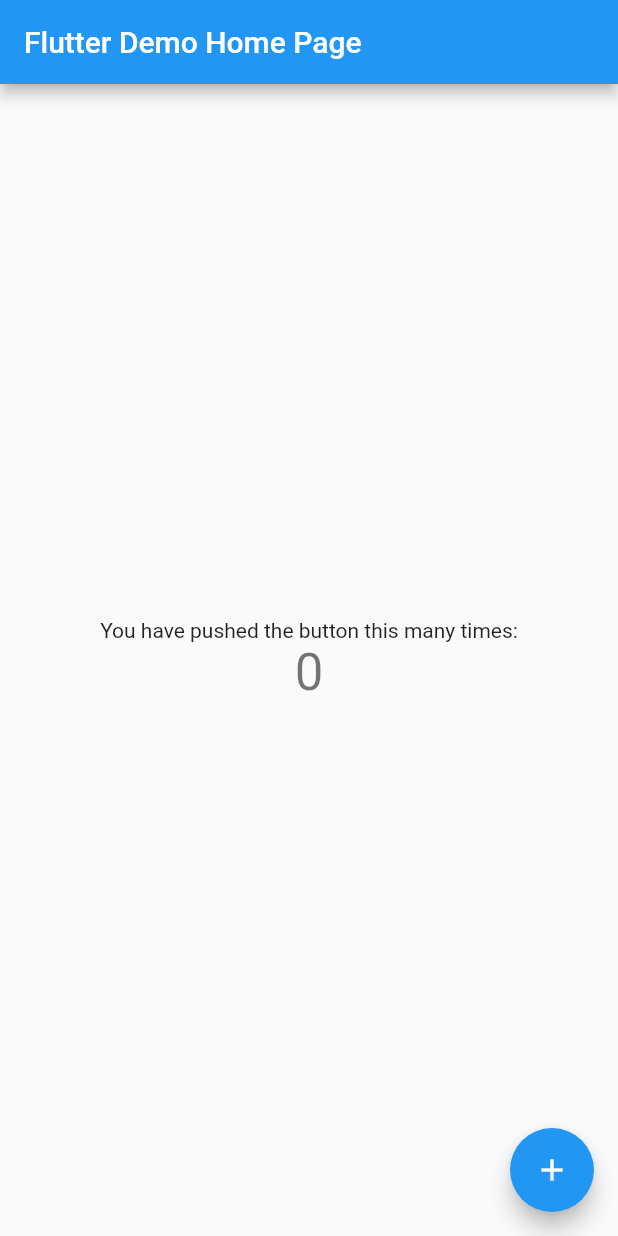
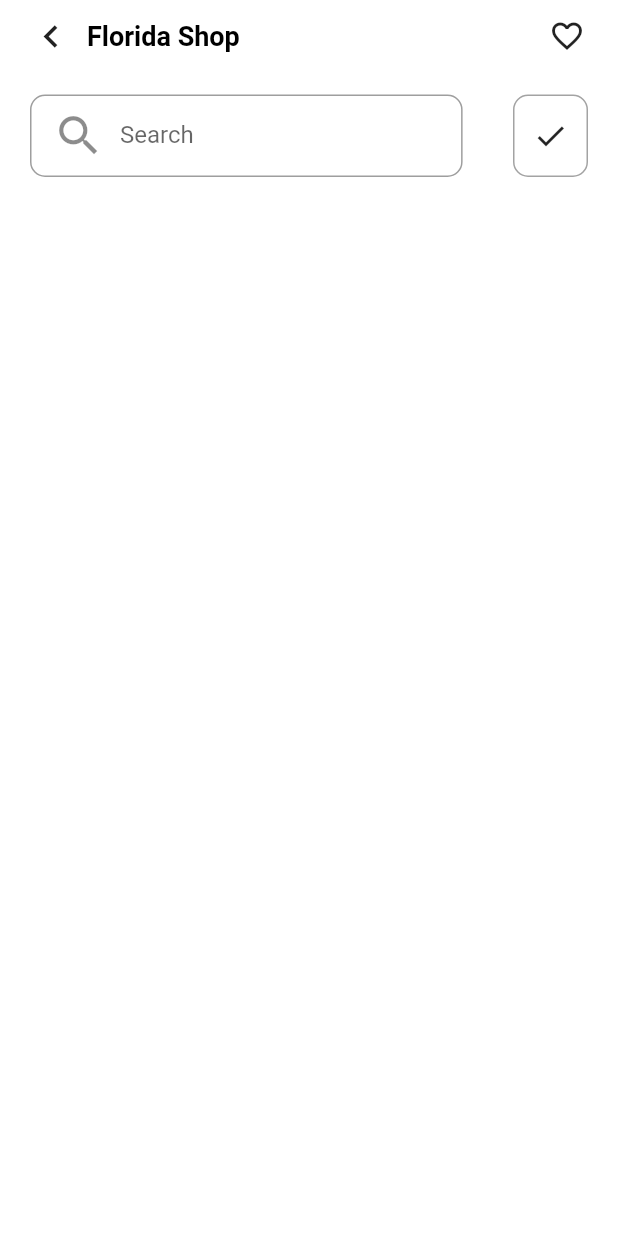
Before and after one commit to akashkamble6226/FlowerApp, a Flutter app: the screen it shows after launch, on a phone screen of 412 x 824 dp. Run offline on Flutter 3.47's test engine with Material 2 defaults, Android fonts, the phone set to English and light mode, and no system bars; our stand-ins replace hexcolor.

Commit message:
work started on homescreen

```diff
--- /dev/null
+++ b/lib/constants/color_constants.dart
@@ -0,0 +1,14 @@
+import 'package:flutter/material.dart';
+import 'package:hexcolor/hexcolor.dart';
+
+
+class Clrs{
+
+    static HexColor black = HexColor('#000000');
+    static HexColor white = HexColor('#ffffff');
+    static HexColor grey = HexColor('#A3A3A3');
+
+    static const IconData heart = IconData(0xf442);
+
+
+}
--- a/lib/main.dart
+++ b/lib/main.dart
@@ -1,3 +1,4 @@
+import 'package:flower/views/home_page.dart';
 import 'package:flutter/material.dart';
 
 void main() {
@@ -12,104 +13,12 @@ class MyApp extends StatelessWidget {
   Widget build(BuildContext context) {
     return MaterialApp(
       title: 'Flutter Demo',
+      debugShowCheckedModeBanner: false,
       theme: ThemeData(
-        // This is the theme of your application.
-        //
-        // Try running your application with "flutter run". You'll see the
-        // application has a blue toolbar. Then, without quitting the app, try
-        // changing the primarySwatch below to Colors.green and then invoke
-        // "hot reload" (press "r" in the console where you ran "flutter run",
-        // or simply save your changes to "hot reload" in a Flutter IDE).
-        // Notice that the counter didn't reset back to zero; the application
-        // is not restarted.
+
         primarySwatch: Colors.blue,
       ),
-      home: const MyHomePage(title: 'Flutter Demo Home Page'),
+      home: const HomePage(),
     );
   }
 }
-
-class MyHomePage extends StatefulWidget {
-  const MyHomePage({Key? key, required this.title}) : super(key: key);
-
-  // This widget is the home page of your application. It is stateful, meaning
-  // that it has a State object (defined below) that contains fields that affect
-  // how it looks.
-
-  // This class is the configuration for the state. It holds the values (in this
-  // case the title) provided by the parent (in this case the App widget) and
-  // used by the build method of the State. Fields in a Widget subclass are
-  // always marked "final".
-
-  final String title;
-
-  @override
-  State<MyHomePage> createState() => _MyHomePageState();
-}
-
-class _MyHomePageState extends State<MyHomePage> {
-  int _counter = 0;
-
-  void _incrementCounter() {
-    setState(() {
-      // This call to setState tells the Flutter framework that something has
-      // changed in this State, which causes it to rerun the build method below
-      // so that the display can reflect the updated values. If we changed
-      // _counter without calling setState(), then the build method would not be
-      // called again, and so nothing would appear to happen.
-      _counter++;
-    });
-  }
-
-  @override
-  Widget build(BuildContext context) {
-    // This method is rerun every time setState is called, for instance as done
-    // by the _incrementCounter method above.
-    //
-    // The Flutter framework has been optimized to make rerunning build methods
-    // fast, so that you can just rebuild anything that needs updating rather
-    // than having to individually change instances of widgets.
-    return Scaffold(
-      appBar: AppBar(
-        // Here we take the value from the MyHomePage object that was created by
-        // the App.build method, and use it to set our appbar title.
-        title: Text(widget.title),
-      ),
-      body: Center(
-        // Center is a layout widget. It takes a single child and positions it
-        // in the middle of the parent.
-        child: Column(
-          // Column is also a layout widget. It takes a list of children and
-          // arranges them vertically. By default, it sizes itself to fit its
-          // children horizontally, and tries to be as tall as its parent.
-          //
-          // Invoke "debug painting" (press "p" in the console, choose the
-          // "Toggle Debug Paint" action from the Flutter Inspector in Android
-          // Studio, or the "Toggle Debug Paint" command in Visual Studio Code)
-          // to see the wireframe for each widget.
-          //
-          // Column has various properties to control how it sizes itself and
-          // how it positions its children. Here we use mainAxisAlignment to
-          // center the children vertically; the main axis here is the vertical
-          // axis because Columns are vertical (the cross axis would be
-          // horizontal).
-          mainAxisAlignment: MainAxisAlignment.center,
-          children: <Widget>[
-            const Text(
-              'You have pushed the button this many times:',
-            ),
-            Text(
-              '$_counter',
-              style: Theme.of(context).textTheme.headline4,
-            ),
-          ],
-        ),
-      ),
-      floatingActionButton: FloatingActionButton(
-        onPressed: _incrementCounter,
-        tooltip: 'Increment',
-        child: const Icon(Icons.add),
-      ), // This trailing comma makes auto-formatting nicer for build methods.
-    );
-  }
-}
--- /dev/null
+++ b/lib/views/home_page.dart
@@ -0,0 +1,90 @@
+import 'package:flower/constants/color_constants.dart';
+import 'package:flutter/material.dart';
+import 'package:hexcolor/hexcolor.dart';
+
+class HomePage extends StatelessWidget {
+  const HomePage({Key? key}) : super(key: key);
+
+  @override
+  Widget build(BuildContext context) {
+    double width = MediaQuery.of(context).size.width * 0.7;
+    return Scaffold(
+      backgroundColor: Clrs.white,
+      body: SafeArea(
+        child: Padding(
+          padding: const EdgeInsets.only(left: 10, right: 10),
+          child: Column(
+            children: [
+              Row(
+                children: [
+                  IconButton(
+                    onPressed: () {},
+                    icon: const Icon(
+                      Icons.keyboard_arrow_left,
+                      size: 30,
+                    ),
+                  ),
+                  Text(
+                    'Florida Shop',
+                    style: TextStyle(
+                        fontSize: 18,
+                        color: Clrs.black,
+                        fontWeight: FontWeight.bold),
+                  ),
+                  const Spacer(),
+                  IconButton(
+                    onPressed: () {},
+                    icon: const Icon(Icons.favorite_outline),
+                  ),
+                ],
+              ),
+              const SizedBox(
+                height: 15,
+              ),
+              Padding(
+                padding: const EdgeInsets.only(left: 10, right: 10),
+                child: Row(
+                  children: [
+                    SizedBox(
+                      height: 55.0,
+                      width: width,
+                      child: const TextField(
+                        decoration: InputDecoration(
+
+                          prefixIcon: Padding(
+                            padding: EdgeInsets.only(left: 15,right: 10),
+                            child: Icon(Icons.search,size: 35,),
+                          ),
+
+                          // icon: Icon(),
+                          border: OutlineInputBorder(
+                            borderRadius: BorderRadius.all(
+                              Radius.circular(10),
+                            ),
+                          ),
+                          labelText: 'Search',
+                        ),
+                      ),
+                    ),
+                    const Spacer(),
+                    Container(
+                      width: 50,
+                      height: 55,
+                      decoration: BoxDecoration(
+                        border: Border.all(color: Clrs.grey),
+                        borderRadius: BorderRadius.circular(10),
+                      ),
+                      child: const Center(
+                        child: Icon(Icons.check),
+                      ),
+                    ),
+                  ],
+                ),
+              ),
+            ],
+          ),
+        ),
+      ),
+    );
+  }
+}
--- a/pubspec.yaml
+++ b/pubspec.yaml
@@ -29,6 +29,7 @@ environment:
 dependencies:
   flutter:
     sdk: flutter
+  hexcolor: ^2.0.5
 
 
   # The following adds the Cupertino Icons font to your application.
```
Also changed, not shown: pubspec.lock.
